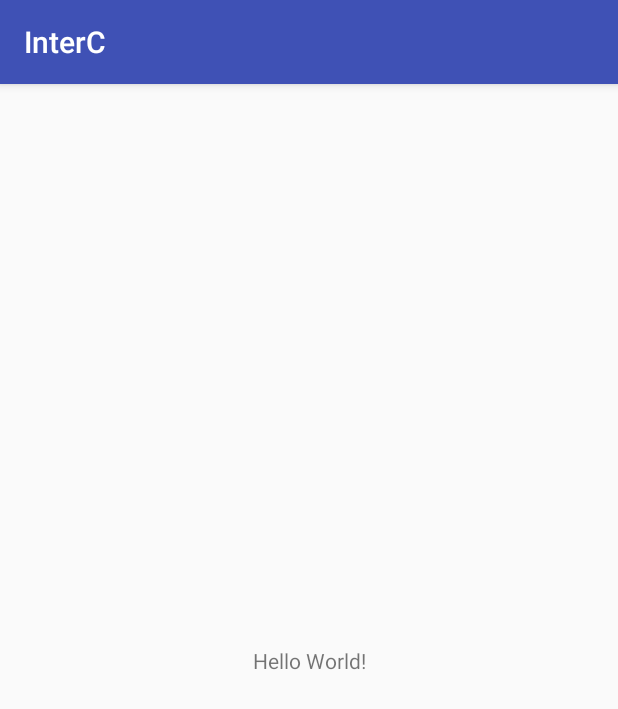
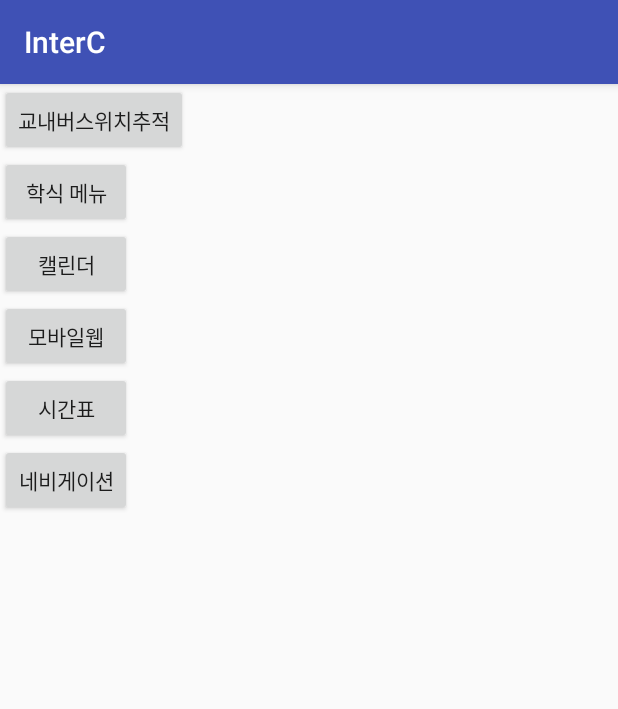
Before and after one commit to kimjh6980/Android_InterC, an Android app: the screen it shows after launch (MainActivity), on a phone screen of 412 x 824 dp. Shown: the top 709 px of the screen. Run offline under Robolectric (Android 15) with nearby library versions, the phone set to English and light mode, and no system bars.

```diff
--- a/app/build.gradle
+++ b/app/build.gradle
@@ -19,10 +19,13 @@ android {
 }
 
 dependencies {
-    implementation fileTree(dir: 'libs', include: ['*.jar'])
+    implementation fileTree(include: ['*.jar'], dir: 'libs')
     implementation 'com.android.support:appcompat-v7:26.1.0'
     implementation 'com.android.support.constraint:constraint-layout:1.1.0'
     testImplementation 'junit:junit:4.12'
     androidTestImplementation 'com.android.support.test:runner:1.0.1'
     androidTestImplementation 'com.android.support.test.espresso:espresso-core:3.0.1'
+    implementation 'com.google.android.gms:play-services-maps:15.0.0'
+
+    compile 'com.squareup.okhttp3:okhttp:3.8.0'
 }
--- a/app/src/main/res/layout/activity_main.xml
+++ b/app/src/main/res/layout/activity_main.xml
@@ -1,18 +1,46 @@
 <?xml version="1.0" encoding="utf-8"?>
-<android.support.constraint.ConstraintLayout xmlns:android="http://schemas.android.com/apk/res/android"
+<LinearLayout xmlns:android="http://schemas.android.com/apk/res/android"
     xmlns:app="http://schemas.android.com/apk/res-auto"
     xmlns:tools="http://schemas.android.com/tools"
     android:layout_width="match_parent"
     android:layout_height="match_parent"
+    android:orientation="vertical"
     tools:context="com.example.a20134833.interc.MainActivity">
 
-    <TextView
+    <Button
+        android:id="@+id/B_bus"
         android:layout_width="wrap_content"
         android:layout_height="wrap_content"
-        android:text="Hello World!"
-        app:layout_constraintBottom_toBottomOf="parent"
-        app:layout_constraintLeft_toLeftOf="parent"
-        app:layout_constraintRight_toRightOf="parent"
-        app:layout_constraintTop_toTopOf="parent" />
+        android:onClick="B_Bus_Location"
+        android:text="교내버스위치추적" />
 
-</android.support.constraint.ConstraintLayout>
+    <Button
+        android:id="@+id/B_food"
+        android:layout_width="wrap_content"
+        android:layout_height="wrap_content"
+        android:text="학식 메뉴" />
+
+    <Button
+        android:id="@+id/B_calendar"
+        android:layout_width="wrap_content"
+        android:layout_height="wrap_content"
+        android:text="캘린더" />
+
+    <Button
+        android:id="@+id/B_web"
+        android:layout_width="wrap_content"
+        android:layout_height="wrap_content"
+        android:text="모바일웹" />
+
+    <Button
+        android:id="@+id/B_timetable"
+        android:layout_width="wrap_content"
+        android:layout_height="wrap_content"
+        android:text="시간표" />
+
+    <Button
+        android:id="@+id/B_nav"
+        android:layout_width="wrap_content"
+        android:layout_height="wrap_content"
+        android:text="네비게이션" />
+</LinearLayout>
--- a/app/src/main/res/values/strings.xml
+++ b/app/src/main/res/values/strings.xml
@@ -1,3 +1,4 @@
 <resources>
     <string name="app_name">InterC</string>
+    <string name="title_activity_bus_loaction">Map</string>
 </resources>
```
Also changed, not shown: app/src/debug/res/values/google_maps_api.xml (added, +24 -0 lines), app/src/main/AndroidManifest.xml (+27 -0 lines), app/src/main/java/com/example/a20134833/interc/BusLoaction.java (added, +253 -0 lines), app/src/main/java/com/example/a20134833/interc/MainActivity.java (+7 -0 lines), app/src/main/res/layout/activity_bus_loaction.xml (added, +60 -0 lines), app/src/main/res/values/BusList.xml (added, +8 -0 lines), 1 other file.
